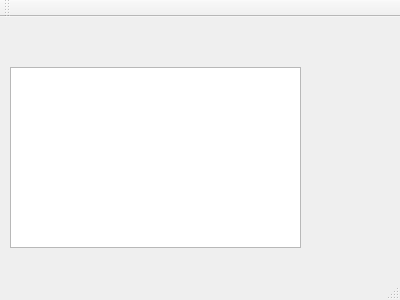
Before: the Qt Designer form ChatLinux_ASN3/mainwindow.ui in dmblake/comp4981a3, drawn with Qt 5.
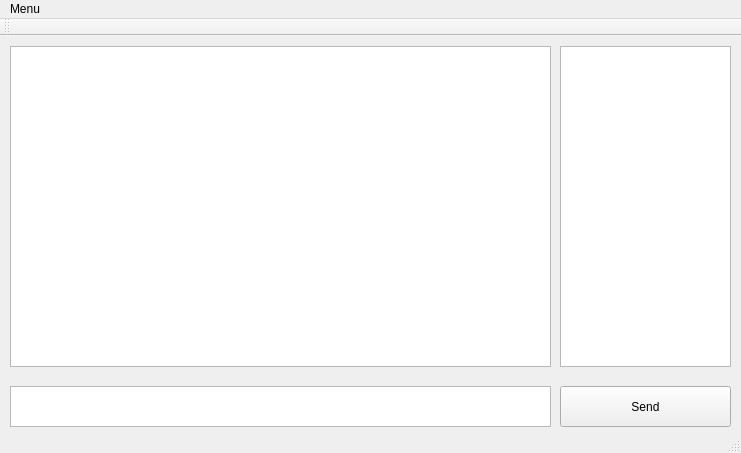
After: the same form once the commit is applied.

Commit message: client qt built - not connected to functions

The edit to the form file:
```diff
--- a/ChatLinux_ASN3/mainwindow.ui
+++ b/ChatLinux_ASN3/mainwindow.ui
@@ -6,22 +6,64 @@
    <rect>
     <x>0</x>
     <y>0</y>
-    <width>400</width>
-    <height>300</height>
+    <width>741</width>
+    <height>453</height>
    </rect>
   </property>
   <property name="windowTitle">
-   <string>Chat</string>
+   <string>Client</string>
+  </property>
+  <property name="layoutDirection">
+   <enum>Qt::LeftToRight</enum>
   </property>
   <widget class="QWidget" name="centralWidget">
    <widget class="QTextEdit" name="textEdit">
     <property name="geometry">
      <rect>
       <x>10</x>
-      <y>50</y>
-      <width>291</width>
-      <height>181</height>
+      <y>10</y>
+      <width>541</width>
+      <height>321</height>
      </rect>
+    </property>
+    <property name="readOnly">
+     <bool>true</bool>
+    </property>
+   </widget>
+   <widget class="QTextEdit" name="message_edit">
+    <property name="geometry">
+     <rect>
+      <x>10</x>
+      <y>350</y>
+      <width>541</width>
+      <height>41</height>
+     </rect>
+    </property>
+   </widget>
+   <widget class="QTextEdit" name="viewClients">
+    <property name="geometry">
+     <rect>
+      <x>560</x>
+      <y>10</y>
+      <width>171</width>
+      <height>321</height>
+     </rect>
+    </property>
+    <property name="readOnly">
+     <bool>true</bool>
+    </property>
+   </widget>
+   <widget class="QPushButton" name="sendButton">
+    <property name="geometry">
+     <rect>
+      <x>560</x>
+      <y>350</y>
+      <width>171</width>
+      <height>41</height>
+     </rect>
+    </property>
+    <property name="text">
+     <string>Send</string>
     </property>
    </widget>
   </widget>
@@ -30,10 +72,18 @@
     <rect>
      <x>0</x>
      <y>0</y>
-     <width>400</width>
+     <width>741</width>
      <height>25</height>
     </rect>
    </property>
+   <widget class="QMenu" name="menuMenu">
+    <property name="title">
+     <string>Menu</string>
+    </property>
+    <addaction name="actionConnect"/>
+    <addaction name="actionDisconnect"/>
+   </widget>
+   <addaction name="menuMenu"/>
   </widget>
   <widget class="QToolBar" name="mainToolBar">
    <attribute name="toolBarArea">
```
Left out of the diff: 10 changed lines with no effect on the pictures. The commit also changes 14 other files.
